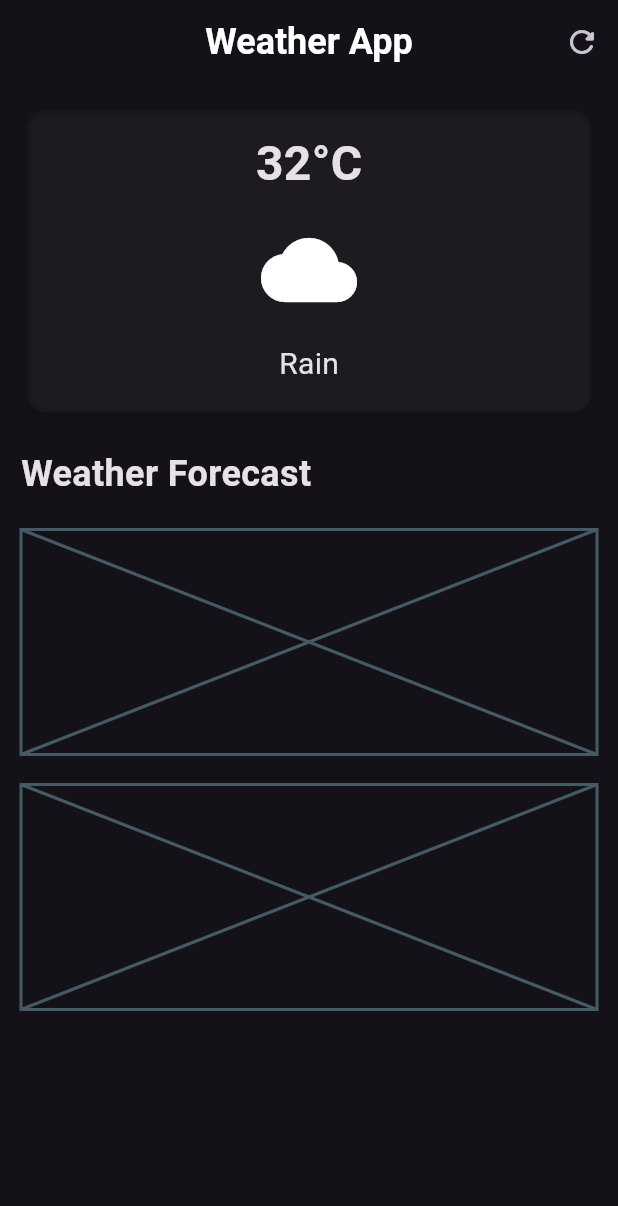
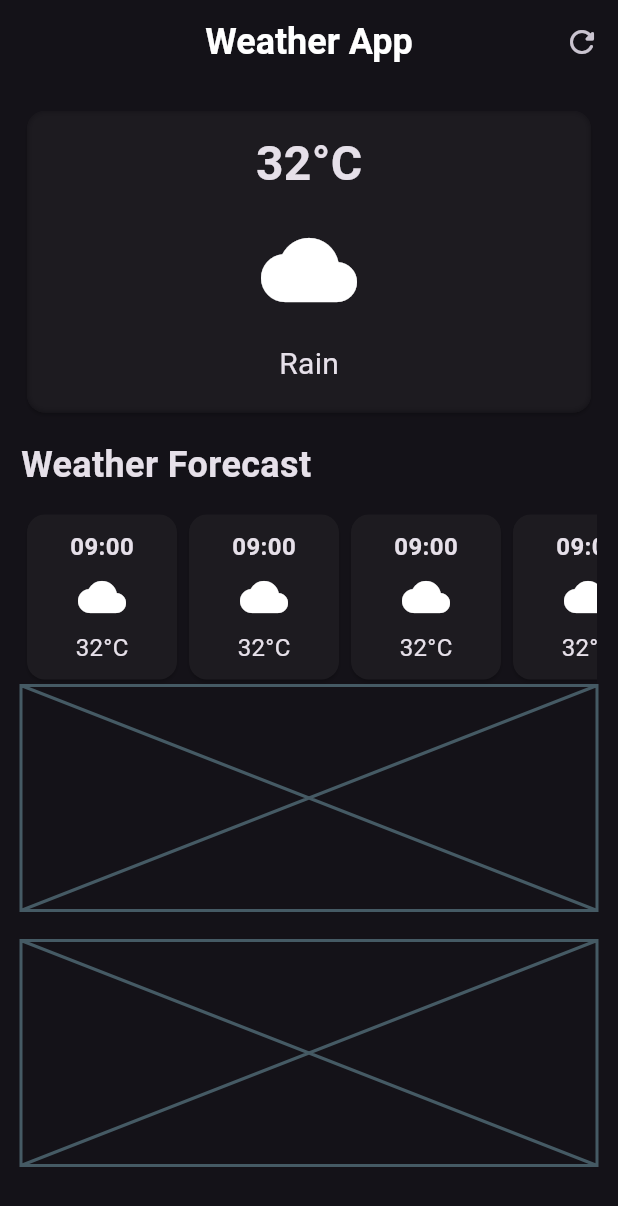
Before and after one commit to hankhongg/flutter-weather-app, a Flutter app: the screen it shows after launch, on a phone screen of 412 x 824 dp. Shown: the top 1206 px of the screen. Run offline on Flutter 3.47's test engine with Material 3 defaults, Android fonts, the phone set to English and light mode, and no system bars.

Commit message:
feat(lib): add the second column item

```diff
--- a/lib/weather_screen.dart
+++ b/lib/weather_screen.dart
@@ -58,13 +58,22 @@ class _WeatherAppState extends State<WeatherApp>{
               )
             ),
           ),
-          const SizedBox(height: 20),
+          const SizedBox(height: 14),
           Align(
             alignment: Alignment.centerLeft,
             child: Text("Weather Forecast", style: TextStyle(fontSize: 24, fontWeight: FontWeight.bold),)
           ),
-
-          const SizedBox(height: 20),
+          const SizedBox(height: 12),
+          SingleChildScrollView(
+            scrollDirection: Axis.horizontal,
+            child: Row(children: [
+            HourlyWeatherCard(),
+            HourlyWeatherCard(),
+            HourlyWeatherCard(),
+            HourlyWeatherCard(),
+            HourlyWeatherCard(),
+            ],),
+          ),
           Placeholder(
             fallbackHeight: 150,
             fallbackWidth: 200,
@@ -79,3 +88,22 @@ class _WeatherAppState extends State<WeatherApp>{
     );
   }
 }
+
+class HourlyWeatherCard extends StatelessWidget{
+  const HourlyWeatherCard({super.key});
+  Widget build(BuildContext context){
+    return Card(
+    child: Container(
+      padding: const EdgeInsets.all(10),
+      width: 100,
+      child: Column(children: [
+        Text("09:00", style: TextStyle(fontWeight: FontWeight.bold,fontSize: 16,), ),
+        const SizedBox(height: 6,),
+        Icon(Icons.cloud, size: 32),
+        const SizedBox(height: 6,),
+        Text("32°C", style: TextStyle(fontSize: 16),)
+      ],),
+    )
+  );
+  }
+}
```
